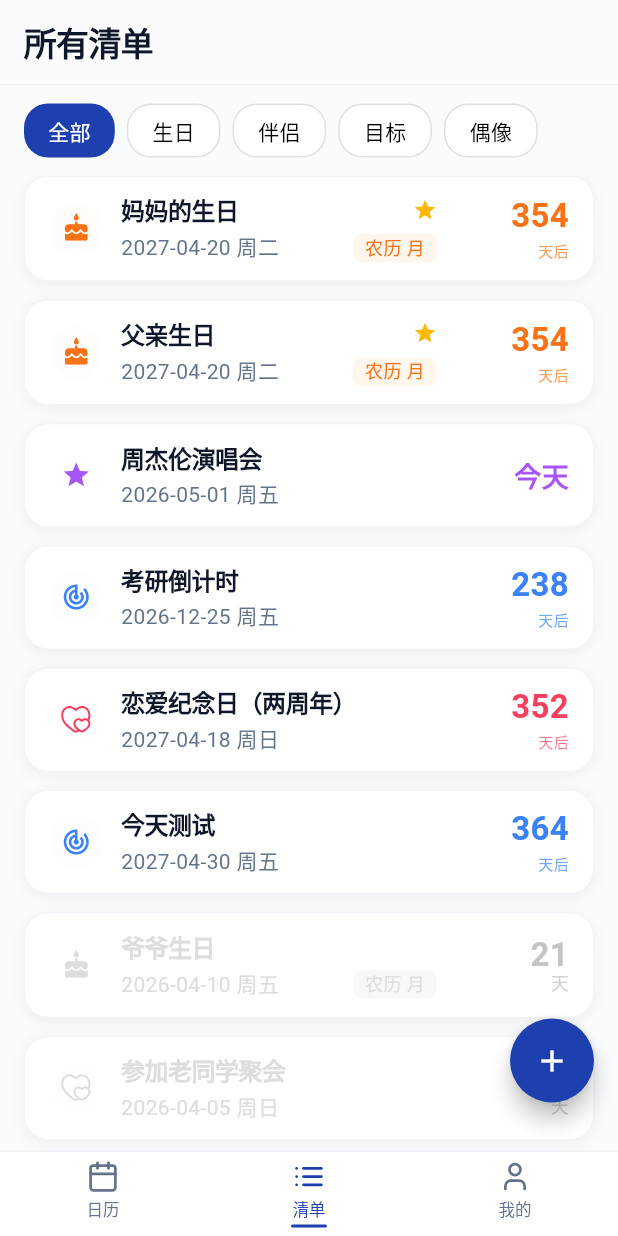
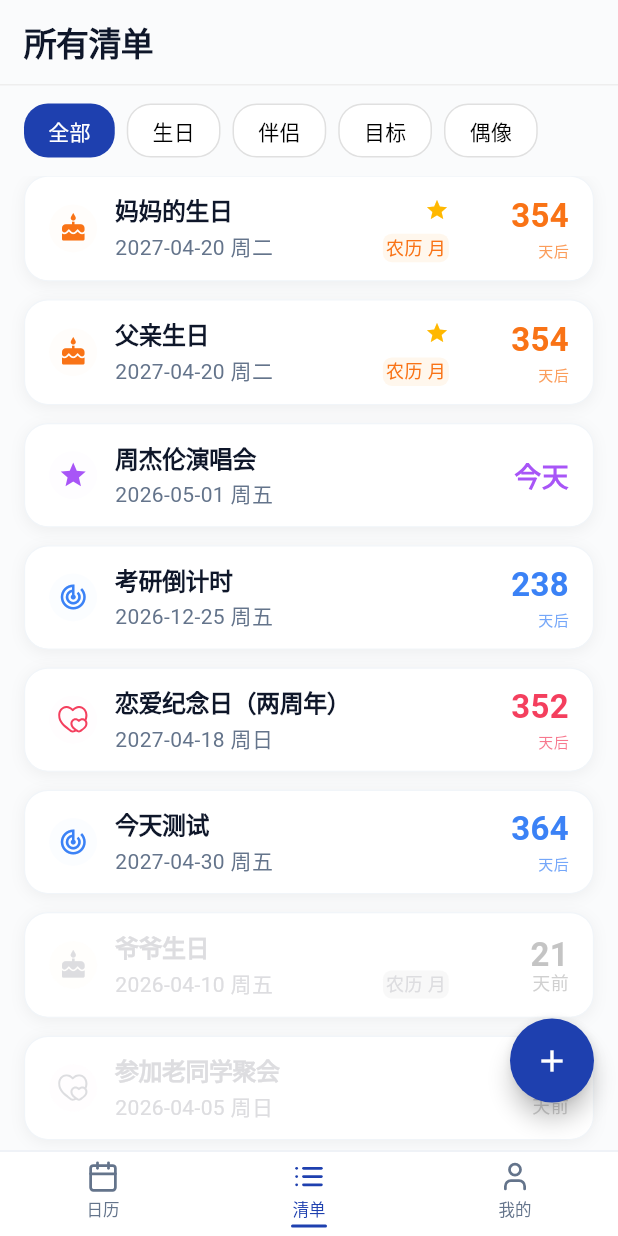
Before and after one commit to jnghant-spec/time_calendar, a Flutter app: the screen it shows after launch, item 2 of the bottom bar chosen, on a phone screen of 412 x 824 dp. Run offline on Flutter 3.47's test engine with Material 3 defaults, Android fonts, the phone set to English and light mode, and no system bars; drawn by our look-alikes of flutter_slidable; our stand-ins replace flutter_contacts, flutter_svg, shared_preferences; missing offline and left inert: flutter_inappwebview, lpinyin, lunar, markdown; project files that could hold a hidden picture were left out.

Commit message:
feat: 清单页 UI 优化 - 滑块手势/分享Sheet/删除撤销/农历标签

```diff
--- a/lib/pages/list_page.dart
+++ b/lib/pages/list_page.dart
@@ -1,3 +1,5 @@
+import 'dart:async';
+
 import 'package:flutter/material.dart';
 import 'package:flutter/services.dart';
 import 'package:flutter_slidable/flutter_slidable.dart';
@@ -143,6 +145,15 @@ class _ListPageState extends State<ListPage> {
 
   ListCategory? _activeFilter;
 
+  Timer? _deleteSnackDismissTimer;
+  int _deleteSnackSeq = 0;
+
+  @override
+  void dispose() {
+    _deleteSnackDismissTimer?.cancel();
+    super.dispose();
+  }
+
   @override
   void initState() {
     super.initState();
@@ -234,12 +245,14 @@ class _ListPageState extends State<ListPage> {
     return '农历 ${lunar.getMonthInChinese()}月${lunar.getDayInChinese()}';
   }
 
-  /// 排序：置顶（含过期）最前 → 未过期按日期升序 → 已过期最后，按过期由近到远（近先）
+  /// 排序：tier0 置顶未过期 → tier1 非置顶未过期 → tier2 置顶已过期 → tier3 非置顶已过期；已过期区域内按日期倒序（近先）。
   int _sortTier(ListEvent e, DateTime today) {
-    if (e.isPinned) return 0;
     final d = _displayDate(e);
-    if (!d.isBefore(today)) return 1;
-    return 2;
+    final expired = d.isBefore(today);
+    if (!expired) {
+      return e.isPinned ? 0 : 1;
+    }
+    return e.isPinned ? 2 : 3;
   }
 
   List<ListEvent> _sortedEvents() {
@@ -255,11 +268,8 @@ class _ListPageState extends State<ListPage> {
       if (ta != tb) return ta.compareTo(tb);
       final da = _displayDate(a);
       final db = _displayDate(b);
-      if (ta == 2) return db.compareTo(da);
-      if (ta == 0) {
-        if (a.isPinned != b.isPinned) {
-          return a.isPinned ? -1 : 1;
-        }
+      if (ta >= 2) {
+        return db.compareTo(da);
       }
       return da.compareTo(db);
     });
@@ -312,24 +322,50 @@ class _ListPageState extends State<ListPage> {
       EventUsageService.updateCount(_events.length);
     });
     if (!mounted) return;
-    ScaffoldMessenger.of(context).clearSnackBars();
-    ScaffoldMessenger.of(context).showSnackBar(
+    final seq = ++_deleteSnackSeq;
+    final messenger = ScaffoldMessenger.of(context);
+    messenger.removeCurrentSnackBar();
+
+    _deleteSnackDismissTimer?.cancel();
+
+    late final ScaffoldFeatureController<SnackBar, SnackBarClosedReason> deleteSnackCtrl;
+    deleteSnackCtrl = messenger.showSnackBar(
       SnackBar(
         content: Text('「${backup.title}」已删除'),
-        duration: const Duration(seconds: 3),
+        duration: const Duration(seconds: 2),
+        behavior: SnackBarBehavior.fixed,
+        dismissDirection: DismissDirection.down,
+        onVisible: () {
+          if (!mounted || seq != _deleteSnackSeq) return;
+          _deleteSnackDismissTimer?.cancel();
+          _deleteSnackDismissTimer = Timer(const Duration(seconds: 2), () {
+            if (!mounted || seq != _deleteSnackSeq) return;
+            deleteSnackCtrl.close();
+            _deleteSnackDismissTimer = null;
+          });
+        },
         action: SnackBarAction(
           label: '撤销',
           onPressed: () {
             if (!mounted) return;
+            _deleteSnackDismissTimer?.cancel();
+            _deleteSnackDismissTimer = null;
+            _deleteSnackSeq++;
             setState(() {
               final insertAt = index.clamp(0, _events.length);
               _events.insert(insertAt, backup);
               EventUsageService.updateCount(_events.length);
             });
+            messenger.removeCurrentSnackBar();
           },
         ),
       ),
     );
+
+    Future.delayed(const Duration(milliseconds: 2500), () {
+      if (!mounted || seq != _deleteSnackSeq) return;
+      deleteSnackCtrl.close();
+    });
   }
 
   void _shareEvent(ListEvent event) {
@@ -354,16 +390,10 @@ class _ListPageState extends State<ListPage> {
   }
 
   Color _pinActionColor(ListEvent event) {
-    if (event.category == ListCategory.partner) {
-      return Colors.red;
-    }
     return const Color(0xFF2441A7);
   }
 
   Color _shareActionColor(ListEvent event) {
-    if (event.category == ListCategory.partner) {
-      return Colors.red.withValues(alpha: 0.88);
-    }
     return AppColors.primary;
   }
 
@@ -581,7 +611,7 @@ class _ListPageState extends State<ListPage> {
                           return [
                             _buildSlideAction(
                               backgroundColor: _pinActionColor(event),
-                              icon: Icons.push_pin,
+                              icon: event.isPinned ? Icons.star_border : Icons.star,
                               label: event.isPinned ? '取消' : '置顶',
                               roundLeft: true,
                               roundRight: false,
@@ -1088,8 +1118,8 @@ class _ListEventCard extends StatelessWidget {
                 crossAxisAlignment: CrossAxisAlignment.center,
                 children: [
                   Container(
-                    width: 36,
-                    height: 36,
+                    width: 32,
+                    height: 32,
                     decoration: BoxDecoration(
                       color: iconBg.withValues(alpha: 0.10),
                       shape: BoxShape.circle,
@@ -1136,9 +1166,9 @@ class _ListEventCard extends StatelessWidget {
                               ),
                             ),
                             if (lunarLine != null) ...[
-                              const SizedBox(width: 8),
+                              const SizedBox(width: 2),
                               Container(
-                                padding: const EdgeInsets.symmetric(horizontal: 8, vertical: 2),
+                                padding: const EdgeInsets.symmetric(horizontal: 2, vertical: 2),
                                 decoration: BoxDecoration(
                                   color: expiredVisual ? Colors.grey.shade100 : _kLunarTagBg,
                                   borderRadius: BorderRadius.circular(6),
@@ -1206,7 +1236,7 @@ class _CountdownColumn extends StatelessWidget {
 
   @override
   Widget build(BuildContext context) {
-    const w = 80.0;
+    const w = 72.0;
 
     if (!expired && daysDiff == 0) {
       final todayColor = _todayLabelColorFromAccent(accent);
@@ -1251,7 +1281,7 @@ class _CountdownColumn extends StatelessWidget {
             ),
             const SizedBox(height: 2),
             Text(
-              '天',
+              '天前',
               style: TextStyle(
                 fontSize: 12,
                 fontWeight: FontWeight.w400,
```
Also changed, not shown: 1 other file.
